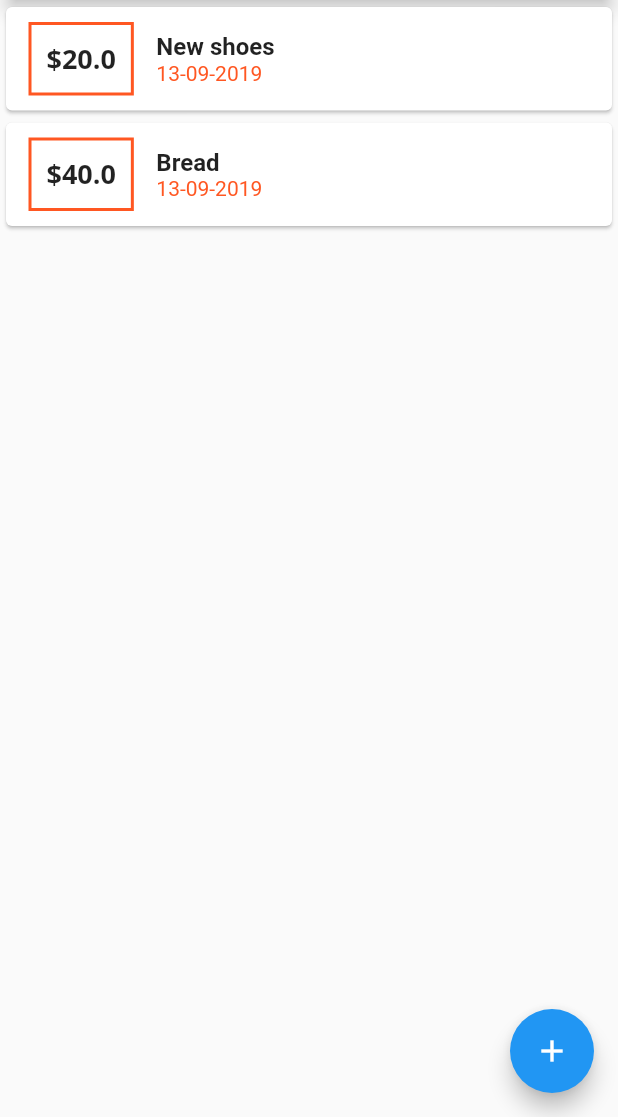
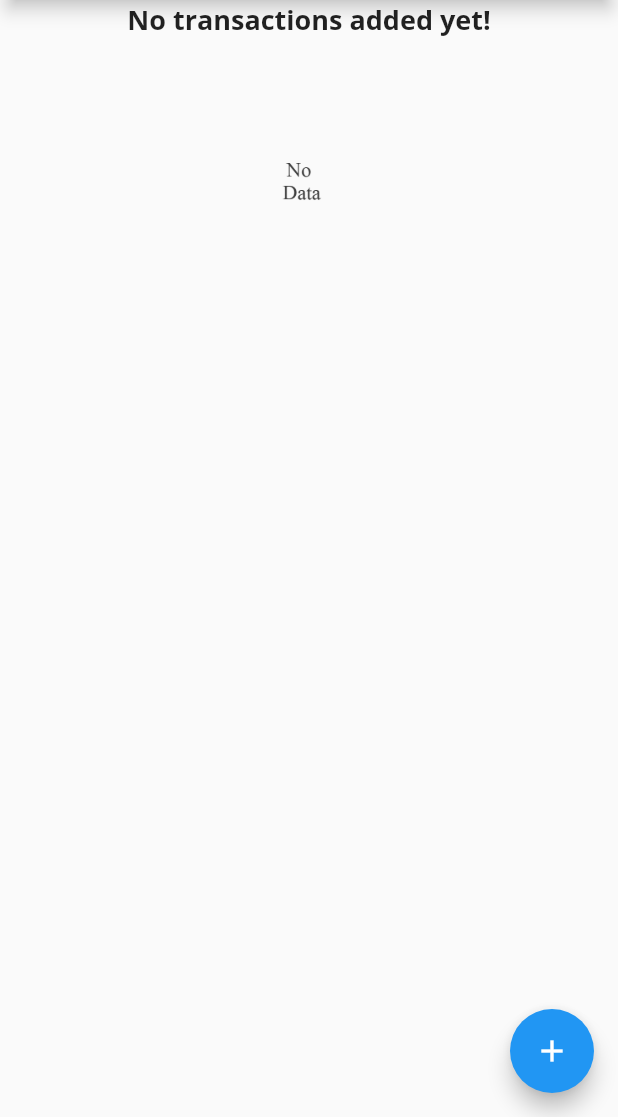
Before and after one commit to rLukes/expense_planner, a Flutter app: the screen it shows after launch, on a phone screen of 412 x 824 dp, the part 119-1236 px from its top. Run offline on Flutter 3.47's test engine with Material 2 defaults, Android fonts, the phone set to English and light mode, and no system bars.

```diff
--- a/lib/main.dart
+++ b/lib/main.dart
@@ -34,9 +34,9 @@ class _ExpensePlannerHomePageState extends State<ExpensePlannerHomePage> {
   String titleInput;
 
   final List<Transaction> _userTransactions = [
-    Transaction(
+   /* Transaction(
         id: 't1', title: "New shoes", amount: 20.0, date: DateTime.now()),
-    Transaction(id: 't2', title: "Bread", amount: 40.0, date: DateTime.now())
+    Transaction(id: 't2', title: "Bread", amount: 40.0, date: DateTime.now())*/
   ];
 
   void _addNewTransaction(String txTitle, double amount) {
--- a/lib/widgets/transactions_list.dart
+++ b/lib/widgets/transactions_list.dart
@@ -12,8 +12,25 @@ class Transactions extends StatelessWidget {
   Widget build(BuildContext context) {
     return Container(
       height: 300,
-      child: ListView.builder(
-        itemBuilder: (ctx, index){
+      child: trans.isEmpty
+          ? Column(
+              children: <Widget>[
+                Text(
+                  "No transactions added yet!",
+                  style: Theme.of(context).textTheme.title,
+                ),
+                SizedBox(height: 10,),
+                Container(
+                  child: Image.asset(
+                    "assets/images/waiting.png",
+                    fit: BoxFit.cover,
+                  ),
+                  height: 200,
+                )
+              ],
+            )
+          : ListView.builder(
+              itemBuilder: (ctx, index) {
                 var tx = this.trans[index];
                 return Card(
                   child: Row(
@@ -23,7 +40,8 @@ class Transactions extends StatelessWidget {
                           '\$${tx.amount}',
                           style: Theme.of(context).textTheme.title,
                         ),
-                  margin: EdgeInsets.symmetric(vertical: 10, horizontal: 15),
+                        margin:
+                            EdgeInsets.symmetric(vertical: 10, horizontal: 15),
                         decoration: BoxDecoration(
                             border: Border.all(
                           color: Theme.of(context).primaryColor,
@@ -36,11 +54,13 @@ class Transactions extends StatelessWidget {
                         children: <Widget>[
                           Text(
                             tx.title,
-                      style: TextStyle(fontSize: 16, fontWeight: FontWeight.bold),
+                            style: TextStyle(
+                                fontSize: 16, fontWeight: FontWeight.bold),
                           ),
                           Text(
                             DateFormat("dd-MM-yyyy").format(tx.date),
-                      style: TextStyle(color: Theme.of(context).primaryColor),
+                            style: TextStyle(
+                                color: Theme.of(context).primaryColor),
                           )
                         ],
                       )
--- a/pubspec.yaml
+++ b/pubspec.yaml
@@ -43,8 +43,8 @@ flutter:
   uses-material-design: true
 
   # To add assets to your application, add an assets section, like this:
-  # assets:
-  #  - images/a_dot_burr.jpeg
+  assets:
+     - assets/images/waiting.png
   #  - images/a_dot_ham.jpeg
 
   # An image asset can refer to one or more resolution-specific "variants", see
```
Also changed, not shown: assets/images/waiting.png (added). Lines whose indentation alone changed are shown as unchanged.
